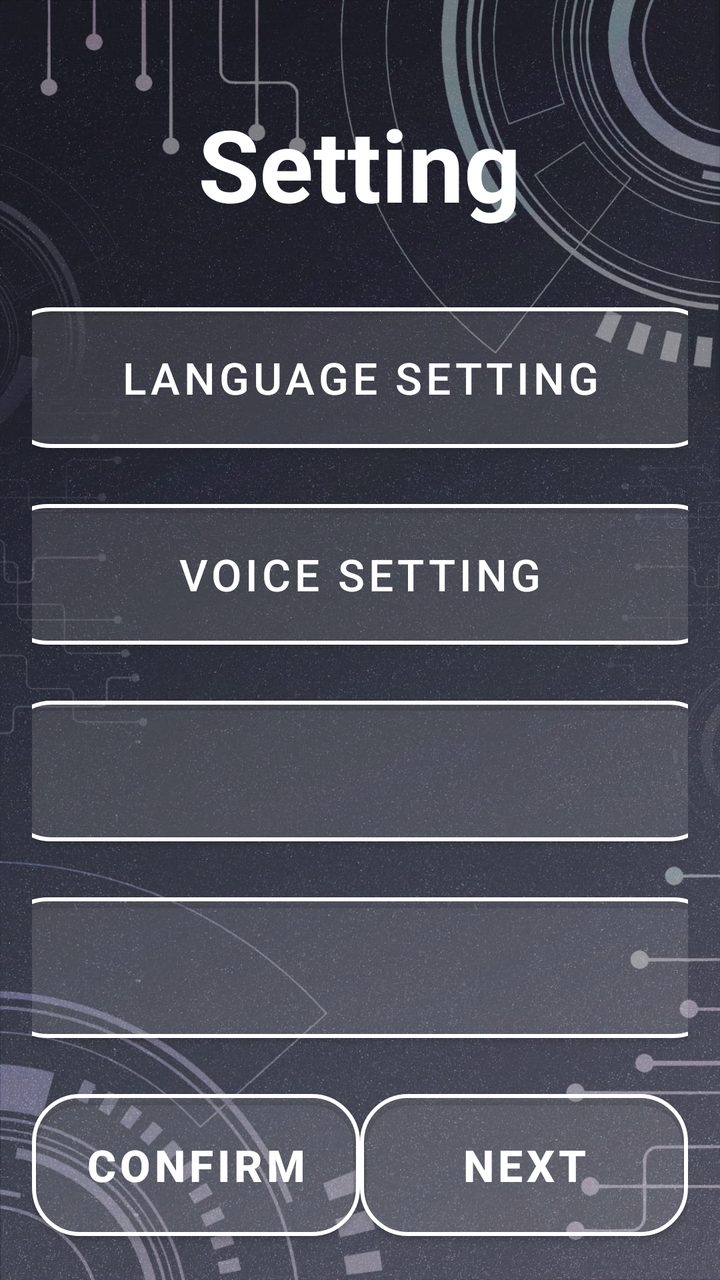
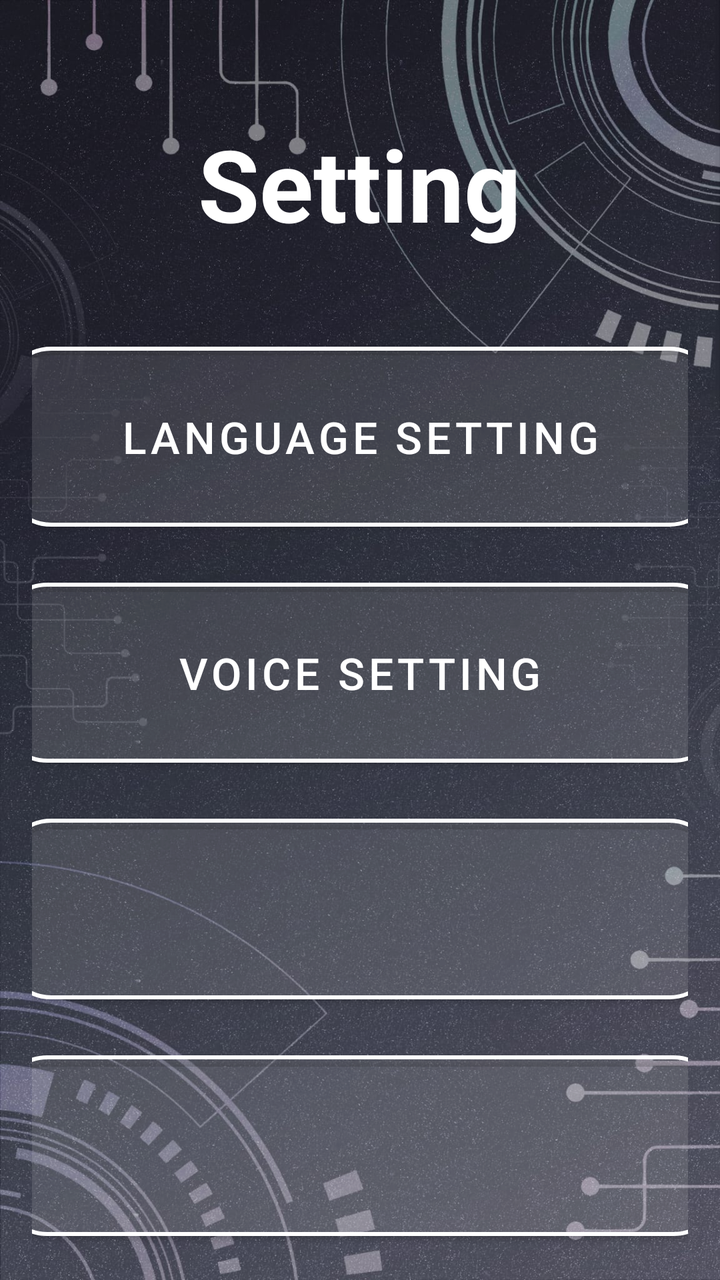

Compare the two renders of this Android layout. The source of the first and the diff that turns it into the second are given below.
<!-- AndroidManifest.xml: application theme Theme.VISTA -->
<!-- res/layout/activity_setting_page.xml -->
<?xml version="1.0" encoding="utf-8"?>
<LinearLayout xmlns:android="http://schemas.android.com/apk/res/android"
    xmlns:app="http://schemas.android.com/apk/res-auto"
    android:id="@+id/main"
    android:layout_width="match_parent"
    android:layout_height="match_parent"
    android:background="@drawable/background"
    android:orientation="vertical"
    android:gravity="center"
    android:padding="16dp"
    android:weightSum="5">

    
    <TextView
        android:id="@+id/textView2"
        android:layout_width="wrap_content"
        android:layout_height="wrap_content"
        android:layout_marginTop="16dp"
        android:layout_weight="1"
        android:gravity="center"
        android:textColor="@color/white"
        android:text="@string/SettingActivity_Setting"
        android:textSize="50sp"
        android:textStyle="bold" />

    
    <com.google.android.material.button.MaterialButton
        android:id="@+id/btnLanSetting"
        style="@style/SemiTransparentRoundedButton"
        android:layout_width="357dp"
        android:layout_height="wrap_content"
        android:layout_marginTop="16dp"
        android:layout_weight="1"
        android:text="@string/SettingActivity_LanguageSetting"
        android:textSize="22sp" />

    
    <com.google.android.material.button.MaterialButton
        android:id="@+id/btnVoiceSetting"
        style="@style/SemiTransparentRoundedButton"
        android:layout_width="361dp"
        android:layout_height="wrap_content"
        android:layout_marginTop="16dp"
        android:layout_weight="1"
        android:text="@string/SettingActivity_VoiceSetting"
        android:textSize="22sp" />

    
    <com.google.android.material.button.MaterialButton
        android:id="@+id/btn"
        style="@style/SemiTransparentRoundedButton"
        android:layout_width="357dp"
        android:layout_height="wrap_content"
        android:layout_marginTop="16dp"
        android:layout_weight="1"
        android:text=""
        android:textSize="22sp" />

    
    <com.google.android.material.button.MaterialButton
        android:id="@+id/button5"
        style="@style/SemiTransparentRoundedButton"
        android:layout_width="361dp"
        android:layout_height="wrap_content"
        android:layout_marginTop="16dp"
        android:layout_weight="1"
        android:text=""
        android:textSize="22sp" />

    
    <LinearLayout
        android:orientation="horizontal"
        android:layout_width="match_parent"
        android:layout_height="wrap_content"
        android:gravity="bottom"
        android:layout_marginTop="16dp"
        android:weightSum="2">

        <com.google.android.material.button.MaterialButton
            android:id="@+id/btnEditRouteActivityConfirm"
            style="@style/SemiTransparentRoundedButton"
            android:layout_width="0dp"
            android:layout_height="83dp"
            android:layout_weight="1"
            android:text="@string/btn_Confirm"
            android:textSize="22sp"
            android:textStyle="bold" />

        <com.google.android.material.button.MaterialButton
            android:id="@+id/btnEditRouteActivityNext"
            style="@style/SemiTransparentRoundedButton"
            android:layout_width="0dp"
            android:layout_height="83dp"
            android:layout_weight="1"
            android:text="@string/btn_next"
            android:textSize="22sp"
            android:textStyle="bold" />
    </LinearLayout>
</LinearLayout>
<!-- resources referenced by this layout -->
<resources>
  <color name="white">#FFFFFF</color>
  <!-- drawable background: jpeg bitmap (drawable, 288114 bytes) -->
  <string name="SettingActivity_LanguageSetting">Language Setting</string>
  <string name="SettingActivity_Setting">Setting</string>
  <string name="SettingActivity_VoiceSetting">Voice Setting</string>
  <string name="btn_Confirm">Confirm</string>
  <string name="btn_next">Next</string>
  <style name="SemiTransparentRoundedButton" parent="Widget.MaterialComponents.Button">
          <item name="android:textColor">#FFFFFF</item>
          <item name="background">@drawable/button_selector</item> 
          <item name="cornerRadius">24dp</item>
          <item name="strokeColor">#FFFFFF</item>
          <item name="strokeWidth">2dp</item>
          <item name="backgroundTint">#20FFFFFF</item> 
      </style>
  <style name="Theme.VISTA" parent="Theme.MaterialComponents.Light.NoActionBar">
          
          <item name="colorPrimary">@color/semi_transparent_white</item>
          <item name="colorPrimaryVariant">@color/semi_transparent_white</item>
          <item name="colorOnPrimary">@color/white</item>
          
      </style>
  <!-- drawable button_selector (drawable) -->
  <?xml version="1.0" encoding="utf-8"?>
  <selector xmlns:android="http://schemas.android.com/apk/res/android">
      
      <item android:state_pressed="true">
          <shape android:shape="rectangle">
              <solid android:color="#20FFFFFF" /> 
              <stroke android:width="2dp" android:color="#FFFFFF" />
              <corners android:radius="24dp" />
          </shape>
      </item>
  
      
      <item android:state_selected="true">
          <shape android:shape="rectangle">
              <solid android:color="#FFFF00" /> 
              <stroke android:width="2dp" android:color="#FFFFFF" />
              <corners android:radius="24dp" />
          </shape>
      </item>
  
      
      <item>
          <shape android:shape="rectangle">
              <solid android:color="#20FFFFFF" /> 
              <stroke android:width="2dp" android:color="#FFFFFF" />
              <corners android:radius="24dp" />
          </shape>
      </item>
  </selector>
  <color name="semi_transparent_white">#80FFFFFF</color>
</resources>

<!-- the commit's change to res/layout/activity_setting_page.xml (unified diff, before → after) -->
@@ -67,33 +67,5 @@
         android:text=""
         android:textSize="22sp" />
 
-    
-    <LinearLayout
-        android:orientation="horizontal"
-        android:layout_width="match_parent"
-        android:layout_height="wrap_content"
-        android:gravity="bottom"
-        android:layout_marginTop="16dp"
-        android:weightSum="2">
 
-        <com.google.android.material.button.MaterialButton
-            android:id="@+id/btnEditRouteActivityConfirm"
-            style="@style/SemiTransparentRoundedButton"
-            android:layout_width="0dp"
-            android:layout_height="83dp"
-            android:layout_weight="1"
-            android:text="@string/btn_Confirm"
-            android:textSize="22sp"
-            android:textStyle="bold" />
-
-        <com.google.android.material.button.MaterialButton
-            android:id="@+id/btnEditRouteActivityNext"
-            style="@style/SemiTransparentRoundedButton"
-            android:layout_width="0dp"
-            android:layout_height="83dp"
-            android:layout_weight="1"
-            android:text="@string/btn_next"
-            android:textSize="22sp"
-            android:textStyle="bold" />
-    </LinearLayout>
 </LinearLayout>
<!-- resource entries referenced after the edit -->
@@ -5,8 +5,6 @@
   <string name="SettingActivity_LanguageSetting">Language Setting</string>
   <string name="SettingActivity_Setting">Setting</string>
   <string name="SettingActivity_VoiceSetting">Voice Setting</string>
-  <string name="btn_Confirm">Confirm</string>
-  <string name="btn_next">Next</string>
   <style name="SemiTransparentRoundedButton" parent="Widget.MaterialComponents.Button">
           <item name="android:textColor">#FFFFFF</item>
           <item name="background">@drawable/button_selector</item> 
